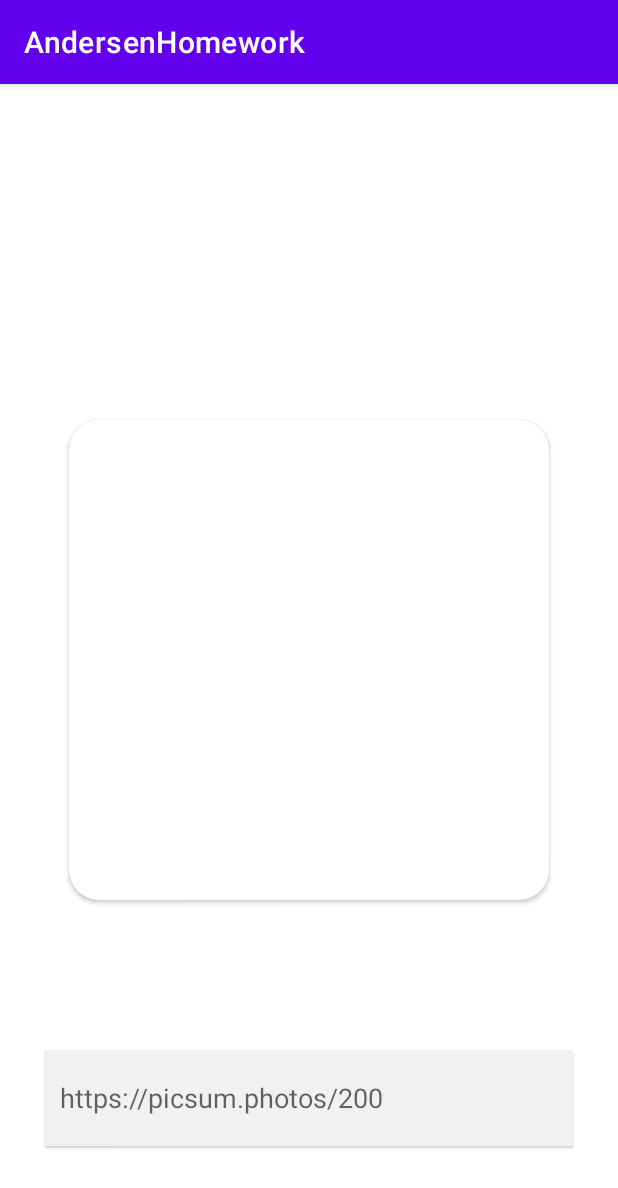
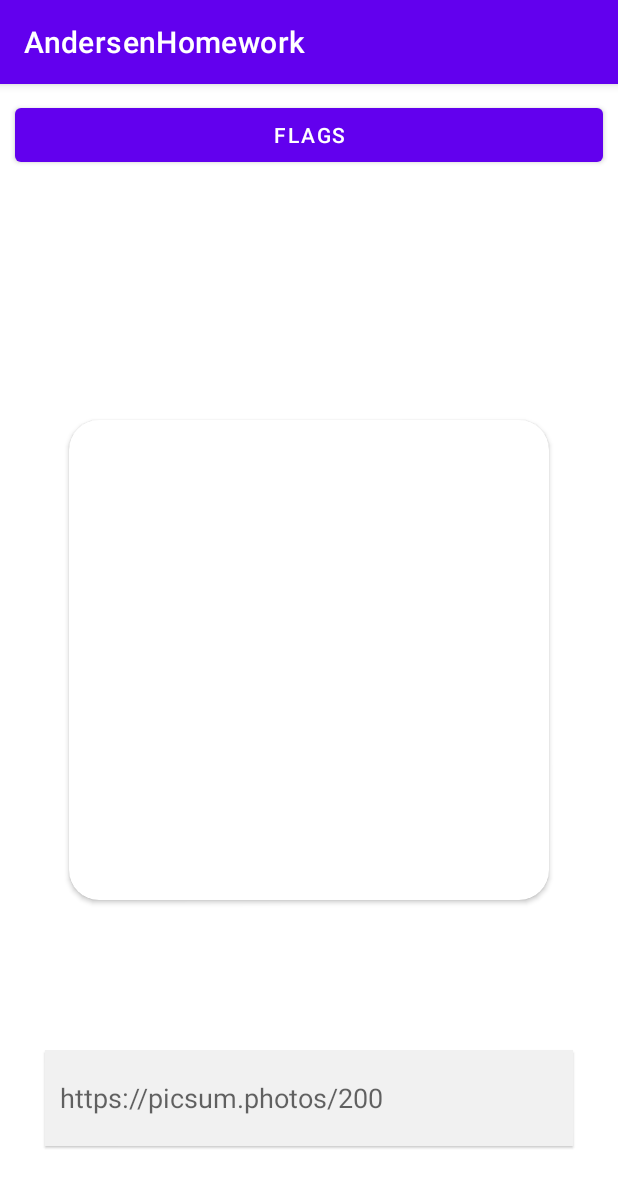
Before and after one commit to rivavl/AndersenHomework, an Android app: the screen it shows after launch (MainActivity), on a phone screen of 412 x 824 dp. Shown: the top 1188 px of the screen. Run offline under Robolectric (Android 15) with nearby library versions, the phone set to English and light mode, and no system bars; pictures from the network do not load.

Commit message:
homework 3

```diff
--- a/app/src/main/AndroidManifest.xml
+++ b/app/src/main/AndroidManifest.xml
@@ -12,6 +12,9 @@
         android:supportsRtl="true"
         android:theme="@style/Theme.AndersenHomework">
         <activity
+            android:name=".FlagsActivity"
+            android:exported="false" />
+        <activity
             android:name=".MainActivity"
             android:exported="true">
             <intent-filter>
--- a/app/src/main/java/com/marina/andersenhomework/MainActivity.kt
+++ b/app/src/main/java/com/marina/andersenhomework/MainActivity.kt
@@ -1,9 +1,11 @@
 package com.marina.andersenhomework
 
+import android.content.Intent
 import android.graphics.drawable.Drawable
 import android.os.Bundle
 import android.text.Editable
 import android.text.TextWatcher
+import android.widget.Button
 import android.widget.EditText
 import android.widget.ImageView
 import android.widget.Toast
@@ -19,6 +21,7 @@ class MainActivity : AppCompatActivity() {
 
     private lateinit var imageView: ImageView
     private lateinit var editText: EditText
+    private lateinit var button: Button
 
     override fun onCreate(savedInstanceState: Bundle?) {
         super.onCreate(savedInstanceState)
@@ -39,11 +42,15 @@ class MainActivity : AppCompatActivity() {
             }
 
         })
+        button.setOnClickListener {
+            startActivity(Intent(this, FlagsActivity::class.java))
+        }
     }
 
     private fun initializeView() {
         imageView = findViewById(R.id.image_view)
         editText = findViewById(R.id.edit_text)
+        button = findViewById(R.id.flags)
     }
 
     private fun loadImage(url: String, imageView: ImageView) {
@@ -57,7 +64,8 @@ class MainActivity : AppCompatActivity() {
                     isFirstResource: Boolean
                 ): Boolean {
                     if (URL_REGEX.toRegex().matches(url)) {
-                        Toast.makeText(this@MainActivity, "Loading error", Toast.LENGTH_SHORT).show()
+                        Toast.makeText(this@MainActivity, "Loading error", Toast.LENGTH_SHORT)
+                            .show()
                     }
                     return false
                 }
--- a/app/src/main/res/layout/activity_main.xml
+++ b/app/src/main/res/layout/activity_main.xml
@@ -5,6 +5,16 @@
     android:layout_width="match_parent"
     android:layout_height="match_parent"
     tools:context=".MainActivity">
+
+    <Button
+        android:id="@+id/flags"
+        app:layout_constraintStart_toStartOf="parent"
+        app:layout_constraintEnd_toEndOf="parent"
+        app:layout_constraintTop_toTopOf="parent"
+        android:layout_width="0dp"
+        android:text="Flags"
+        android:layout_margin="10dp"
+        android:layout_height="wrap_content"/>
 
     <androidx.cardview.widget.CardView
         android:id="@+id/card_view"
```
Also changed, not shown: app/src/main/java/com/marina/andersenhomework/FlagsActivity.kt (added, +11 -0 lines).
